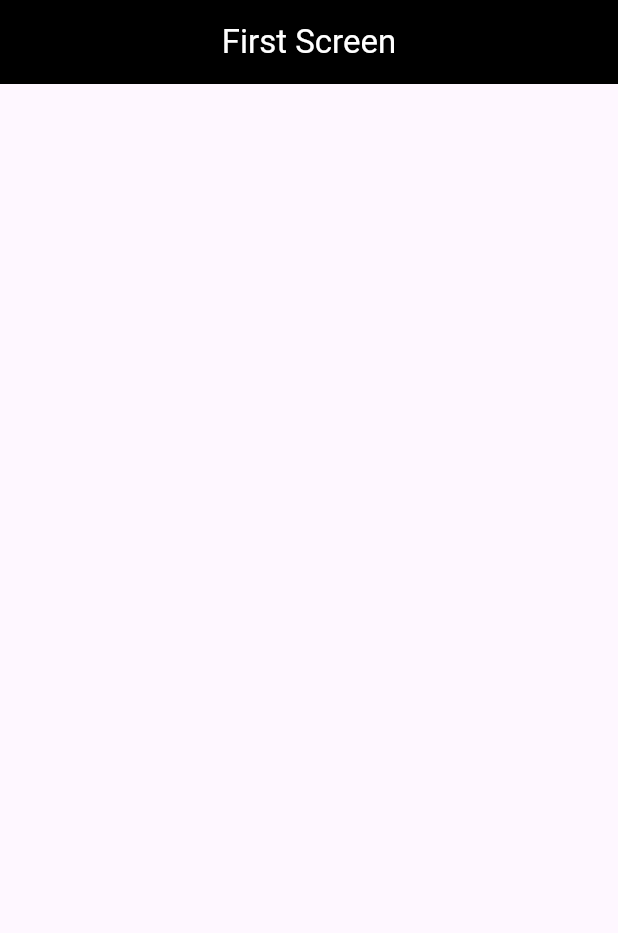
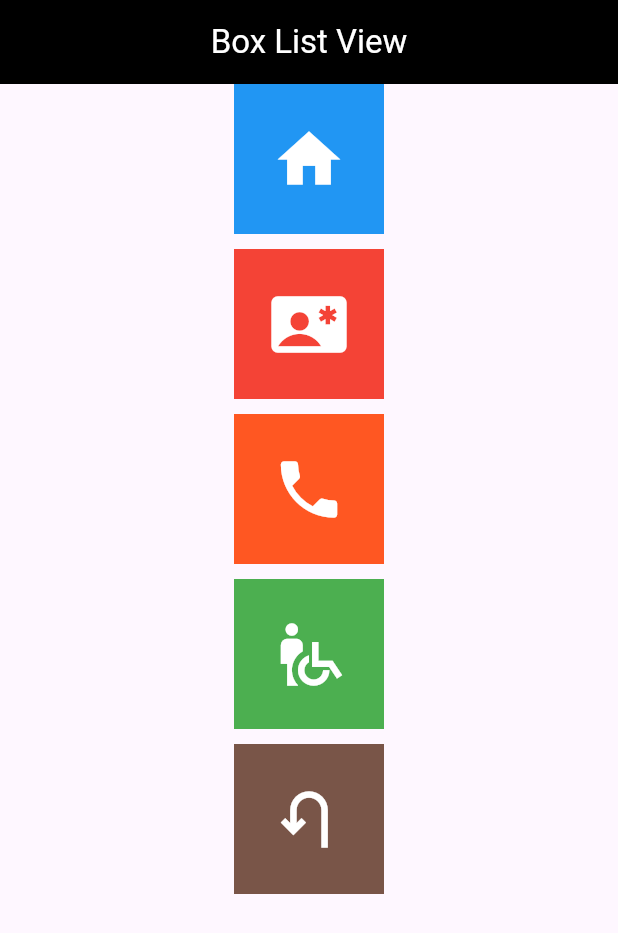
Before and after one commit to Owaisk23/2309B2, a Flutter app: the screen it shows after launch, on a phone screen of 412 x 824 dp. Shown: the top 933 px of the screen. Run offline on Flutter 3.47's test engine with Material 3 defaults, Android fonts, the light colour scheme and no system bars; project files that could hold a hidden picture were left out.

Commit message:
added basics widgets

```diff
--- /dev/null
+++ b/Mob App Development/Flutter/firstproject/lib/Screens/boxlistView.dart
@@ -0,0 +1,62 @@
+import 'package:flutter/material.dart';
+
+class BoxlistView extends StatefulWidget {
+  const BoxlistView({Key? key}) : super(key: key);
+
+  @override
+  _BoxlistViewState createState() => _BoxlistViewState();
+}
+
+class _BoxlistViewState extends State<BoxlistView> {
+  @override
+  Widget build(BuildContext context) {
+    return Scaffold(
+      appBar: AppBar(
+        title: Text('Box List View'),
+        backgroundColor: Colors.black,
+        foregroundColor: Colors.white,
+        centerTitle: true,
+      ),
+      body: Center(
+        child: Column(
+          children: [
+            Container(
+              height: 100,
+              width: 100,
+              color: Colors.blue,
+              child: Icon(Icons.home, color: Colors.white, size: 50),
+            ),
+            SizedBox(height: 10),
+            Container(
+              height: 100,
+              width: 100,
+              color: Colors.red,
+              child: Icon(Icons.contact_emergency, color: Colors.white, size: 50),
+            ),
+            SizedBox(height: 10),
+            Container(
+              height: 100,
+              width: 100,
+              color: Colors.deepOrange,
+              child: Icon(Icons.phone, color: Colors.white, size: 50),
+            ),
+            SizedBox(height: 10),
+            Container(
+              height: 100,
+              width: 100,
+              color: Colors.green,
+              child: Icon(Icons.wheelchair_pickup, color: Colors.white, size: 50),
+            ),
+            SizedBox(height: 10),
+            Container(
+              height: 100,
+              width: 100,
+              color: Colors.brown,
+              child: Icon(Icons.u_turn_left, color: Colors.white, size: 50),
+            ),
+          ],
+        ),
+      ),
+    );
+  }
+}
--- a/Mob App Development/Flutter/firstproject/lib/Screens/firstScreen.dart
+++ b/Mob App Development/Flutter/firstproject/lib/Screens/firstScreen.dart
@@ -17,6 +17,25 @@
         foregroundColor: Colors.white,
         centerTitle: true,
       ),
+      body: Center(
+        child: Column(
+          mainAxisAlignment: MainAxisAlignment.center,
+          children: [
+            Image.network('https://encrypted-tbn0.gstatic.com/images?q=tbn:ANd9GcT5ilihiQWied-urDIQFLy0h6p7bR8RNjMXuQ&s',
+              height: 200,
+              width: 500,
+            ),
+            Text(
+              'Welcome to the Cow Mandi',
+              style: TextStyle(fontSize: 24, fontWeight: FontWeight.bold),
+            ),
+            Text(
+              'Welcome to the first screen of our app! Here you can find various features and functionalities that will enhance your experience.', textAlign: TextAlign.center,
+              style: TextStyle(fontSize: 18, color: Colors.grey[600]),
+            ),
+          ],
+        ),
+      ),
     );
   }
 }
--- a/Mob App Development/Flutter/firstproject/lib/main.dart
+++ b/Mob App Development/Flutter/firstproject/lib/main.dart
@@ -1,9 +1,10 @@
-import 'package:firstproject/Screens/firstScreen.dart';
+import 'package:firstproject/Screens/boxlistView.dart';
+// import 'package:firstproject/Screens/firstScreen.dart';
 import 'package:flutter/material.dart';
 
 void main(){
   runApp(MaterialApp(
-    home: FirstScreen(),
+    home: BoxlistView(),
     debugShowCheckedModeBanner: false,
     ),
   );
```
